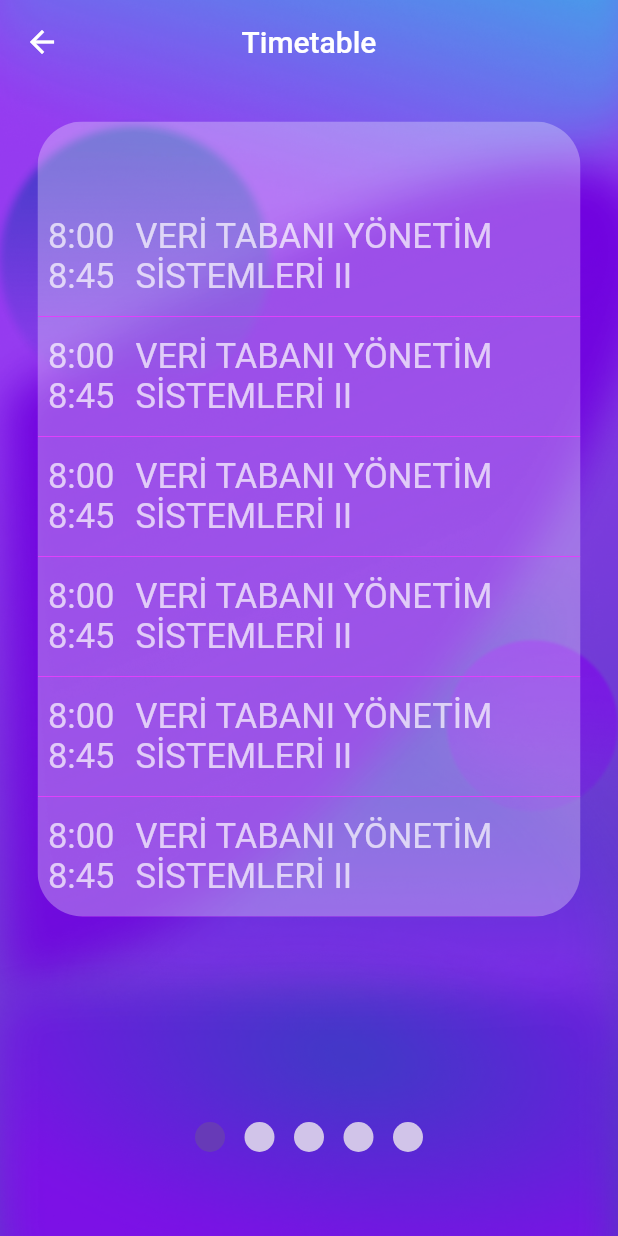
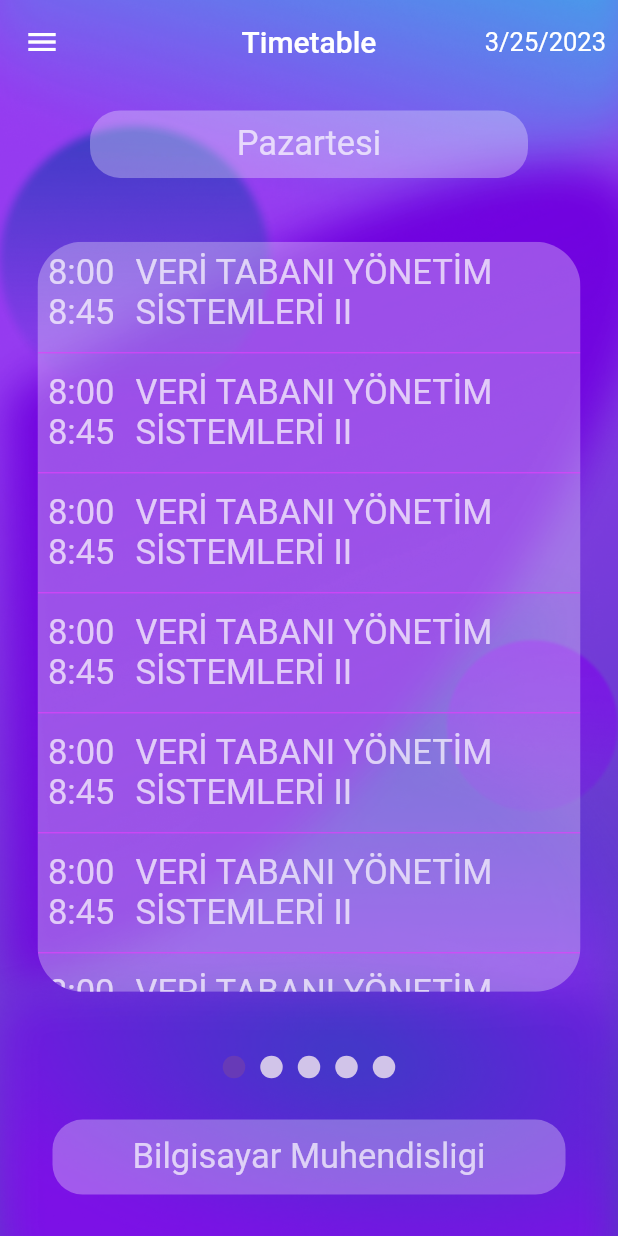
Before and after one commit to samadbekyunusalievv/Timetable, a Flutter app: the screen it shows after launch, after a tap on "Giris", on a phone screen of 412 x 824 dp. Run offline on Flutter 3.47's test engine with Material 2 defaults, Android fonts, the phone set to English and light mode, and no system bars; drawn by our look-alikes of smooth_page_indicator.

Commit message:
UI created

```diff
--- a/timetable_app/lib/Screens/home_page.dart
+++ b/timetable_app/lib/Screens/home_page.dart
@@ -1,6 +1,7 @@
 // ignore_for_file: prefer_const_constructors
 
 import 'package:flutter/material.dart';
+import 'package:intl/intl.dart';
 import 'package:smooth_page_indicator/smooth_page_indicator.dart';
 import 'package:timetable_app/Screens/page1.dart';
 import 'package:timetable_app/Screens/page2.dart';
@@ -9,7 +10,6 @@ import 'package:timetable_app/Screens/page4.dart';
 import 'package:timetable_app/Screens/page5.dart';
 
 class HomePage extends StatefulWidget {
-
   const HomePage({super.key});
 
   @override
@@ -24,11 +24,17 @@ class _HomePageState extends State<HomePage> {
     return Scaffold(
       extendBodyBehindAppBar: true,
       appBar: AppBar(
+        leading: IconButton(
+        icon: const Icon(Icons.menu), onPressed: () {  },
+        ),
         centerTitle: true,
         backgroundColor: Colors.transparent,
         elevation: 0,
         title: Text("Timetable"),
-
+        actions: [Padding(
+          padding: const EdgeInsets.all(8.0),
+          child: Center(child: Text(DateFormat.yMd().format(DateTime.now()),style: TextStyle(fontSize: 17),)),
+        )],
       ),
       body: Container(
 
@@ -36,12 +42,29 @@ class _HomePageState extends State<HomePage> {
             image: DecorationImage(
                 image: AssetImage('assets/images/back.png'),
                 fit: BoxFit.cover)),
+        child: SafeArea(
+          child: SizedBox(
             child: Column(
-        mainAxisAlignment: MainAxisAlignment.spaceAround,
+              mainAxisAlignment: MainAxisAlignment.spaceEvenly,
               children: [
+                Container(
+                  margin: const EdgeInsets.fromLTRB(60, 0, 60, 0),
+                  child: SizedBox(
+                    height: 45.0,
+                    child:  DecoratedBox(
+                      decoration:  BoxDecoration(
+                        borderRadius: BorderRadius.circular(20),
+                        color: Colors.white30,
+                      ),
+                      child: Center(child: Text("Pazartesi",  style: TextStyle(
+                          color: Colors.white70, fontSize: 23),)),
+
+                    ),
+                  ),
+                ),
                 // page view
                 SizedBox(
-            height: 580,
+                  height: 550,
                   child: PageView(
                     controller: _controller,
                     children: const [
@@ -53,26 +76,48 @@ class _HomePageState extends State<HomePage> {
                     ],
                   ),
                 ),
+                Padding(
+                  padding: const EdgeInsets.all(0.0),
+                  child: Center(
+                    child: SmoothPageIndicator(
+                      controller: _controller,
+                      count: 5,
+                      effect: SwapEffect(
+                        activeDotColor: Colors.deepPurple,
+                        dotColor: Colors.deepPurple.shade100,
+                        dotHeight: 15,
+                        dotWidth: 15,
+                        spacing: 10,
+                      ),
+                    ),
+                  ),
+                ),
 
                 // dot indicators
-          Center(
-            child: SmoothPageIndicator(
+                Padding(
+                  padding: const EdgeInsets.all(10.0),
+                  child: Container(
+                    margin: const EdgeInsets.fromLTRB(25, 0, 25, 0),
+                    child: SizedBox(
+                      height: 50.0,
+                      child:  DecoratedBox(
+                        decoration:  BoxDecoration(
+                            borderRadius: BorderRadius.circular(20),
+                            color: Colors.white30,
+                        ),
+                        child: Center(child: Text("Bilgisayar Muhendisligi",  style: TextStyle(
+                            color: Colors.white70, fontSize: 23),)),
 
-              controller: _controller,
-              count: 5,
-              effect: SwapEffect (
-                activeDotColor: Colors.deepPurple,
-                dotColor: Colors.deepPurple.shade100,
-                dotHeight: 20,
-                dotWidth: 20,
-                spacing: 13,
-
+                      ),
                     ),
                   ),
                 ),
               ],
             ),
           ),
+        ),
+
+      ),
     );
   }
 }
--- a/timetable_app/lib/Screens/page1.dart
+++ b/timetable_app/lib/Screens/page1.dart
@@ -6,7 +6,6 @@ class Page1 extends StatelessWidget {
   @override
   Widget build(BuildContext context) {
     return Scaffold(
-
       backgroundColor: Colors.transparent,
       body: Padding(
         padding: const EdgeInsets.all(25.0),
@@ -15,10 +14,9 @@ class Page1 extends StatelessWidget {
           child: Container(
             color: Colors.white30,
             child: ListView.separated(
-
               itemBuilder: (BuildContext context, int index) {
                 return GestureDetector(
-                  onLongPressUp: () => showDialog(
+                  onTap: () => showDialog(
                       context: context,
                       builder: (BuildContext context) {
                         return Dialog(
@@ -26,7 +24,7 @@ class Page1 extends StatelessWidget {
                               borderRadius:
                               BorderRadius.circular(40.0)), //this right here
                           child: SizedBox(
-                            // height: 150,
+                            height: 150,
                             child: Padding(
                               padding: const EdgeInsets.all(12.0),
                               child: Column(
@@ -45,7 +43,7 @@ class Page1 extends StatelessWidget {
                         );
                       }),
                   child: Row(
-                  mainAxisAlignment: MainAxisAlignment.spaceBetween,
+                  mainAxisAlignment: MainAxisAlignment.spaceAround,
                     children: [
                       Padding(
                         padding: const EdgeInsets.all(7.0),
--- a/timetable_app/lib/Screens/sign_in.dart
+++ b/timetable_app/lib/Screens/sign_in.dart
@@ -6,30 +6,49 @@ class SignIn extends StatelessWidget {
   @override
   Widget build(BuildContext context) {
     return Scaffold(
-      backgroundColor: Colors.purpleAccent,
-      body: Column(
+
+      body: Container(
+        decoration: const BoxDecoration(
+            image: DecorationImage(
+                image: AssetImage('assets/images/back.png'),
+                fit: BoxFit.cover)),
+        child: Column(
           mainAxisAlignment: MainAxisAlignment.center,
           children: [
+            const Padding(
+              padding: EdgeInsets.all(20.0),
+              child: Center(
+                child: TextField(
+                  decoration: InputDecoration(
+                    border: OutlineInputBorder(),
+                    hintText: 'Ogrenci Numara',
+                  ),
+                ),
+              ),
+            ),
             GestureDetector(
-            onTap: ()=> Navigator.push(context,MaterialPageRoute(builder: (context)=>HomePage(),)),
+              onTap: ()=> Navigator.push(context,MaterialPageRoute(builder: (context)=>const HomePage(),)),
               child: Container(
-              decoration: const BoxDecoration(
+                height: 70,
+                decoration:  BoxDecoration(
+                  borderRadius: BorderRadius.circular(20),
                   color: Colors.white,
-
                 ),
                 padding: const EdgeInsets.all(25),
                 margin: const EdgeInsets.all(20),
                 alignment: AlignmentDirectional.center,
 
-              child: const Center(
+                child:  const Center(
+
                   child: Text("Giris",
-                  style: TextStyle(color: Colors.black45),
+                    style: TextStyle(color: Colors.black45,fontSize: 20),
                   ),
                 ),
               ),
             )
           ],
         ),
+      ),
     );
   }
 }
--- a/timetable_app/pubspec.yaml
+++ b/timetable_app/pubspec.yaml
@@ -32,6 +32,7 @@ dependencies:
   flutter:
     sdk: flutter
   carousel_slider: ^4.2.1
+  intl:
 
 
 
```
Also changed, not shown: timetable_app/assets/images/Backk.png (added), timetable_app/pubspec.lock. Lines whose indentation alone changed are shown as unchanged.
